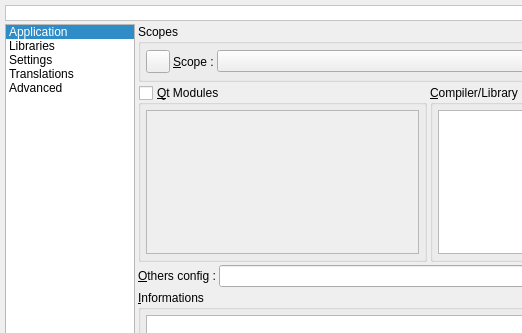
testmana2/mks, file v2/trunk/plugins/project/QMake/src/ui/UIQMakeProjectSettings.ui: the form before one commit; both pictures show x 0 to 522 and y 0 to 333 of the 723 by 497 pixel window.
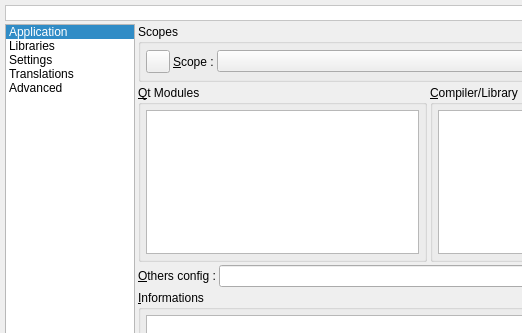
The form after the commit. The open tabs and pages were chosen to show the change. Icons and pictures are not drawn.

Commit message: enhcnement in project settings dialog

Patch:
```diff
--- a/v2/trunk/plugins/project/QMake/src/ui/UIQMakeProjectSettings.ui
+++ b/v2/trunk/plugins/project/QMake/src/ui/UIQMakeProjectSettings.ui
@@ -1096,12 +1096,6 @@
          <property name="title" >
           <string>&amp;Qt Modules</string>
          </property>
-         <property name="checkable" >
-          <bool>true</bool>
-         </property>
-         <property name="checked" >
-          <bool>false</bool>
-         </property>
          <layout class="QVBoxLayout" >
           <property name="spacing" >
            <number>3</number>
```
Left out of the diff: 11 changed lines with no effect on the pictures. The commit also changes 2 other files.
